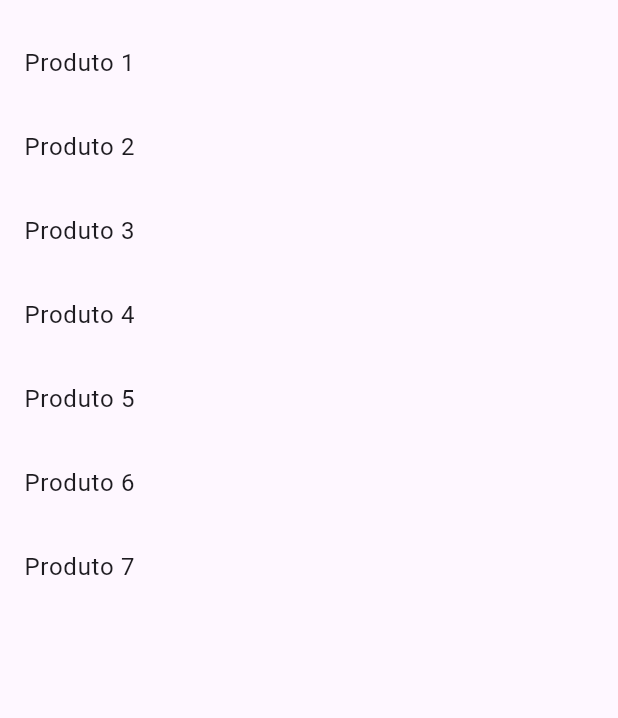
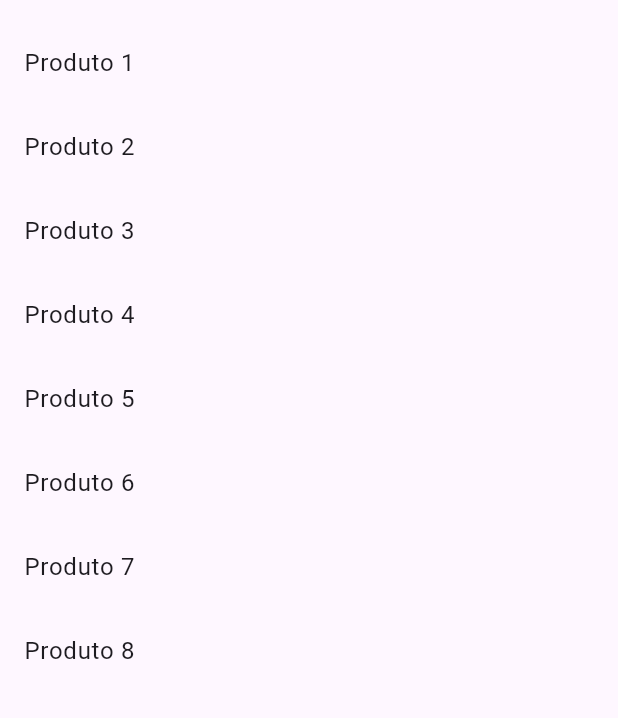
Before and after one commit to luisgustavoo/catalog, a Flutter app: the screen it shows after launch, on a phone screen of 412 x 824 dp, the part 63-781 px from its top. Run offline on Flutter 3.47's test engine with Material 3 defaults, Android fonts, the phone set to English and light mode, and no system bars; our stand-ins replace go_router.

```diff
--- a/lib/catalog.dart
+++ b/lib/catalog.dart
@@ -1,4 +1,2 @@
-library catalog;
-
 export 'routing/routers.dart';
 export 'routing/catalog_router.dart';
--- a/lib/catalog/widgets/catalog_screen.dart
+++ b/lib/catalog/widgets/catalog_screen.dart
@@ -16,6 +16,7 @@ class CatalogScreen extends StatelessWidget {
           ListTile(title: Text('Produto 5')),
           ListTile(title: Text('Produto 6')),
           ListTile(title: Text('Produto 7')),
+          ListTile(title: Text('Produto 8')),
         ],
       ),
     );
--- a/pubspec.yaml
+++ b/pubspec.yaml
@@ -1,7 +1,7 @@
 name: catalog
 description: "A new Flutter project."
-publish_to: https://pub.pkg.github.com/luisgustavoo
-version: 0.1.0
+publish_to: https://onepub.dev/api/andvavuhno/
+version: 0.2.0
 repository: https://github.com/luisgustavoo/catalog
 
 environment:
```
Also changed, not shown: 1 other file.
